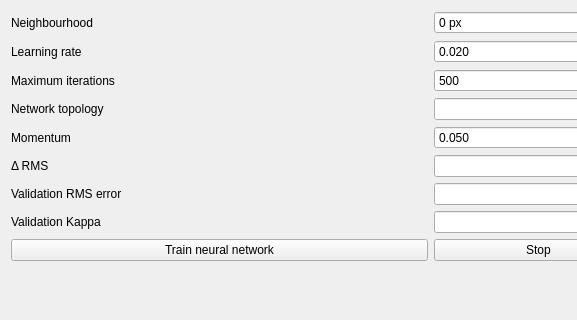
Above: ui/neuralnetworkwidgetbase.ui from nextgis/qgis_molusce before the change; both pictures show x 0 to 577 and y 0 to 320 of the 660 by 449 pixel window. Below: the same form after it.
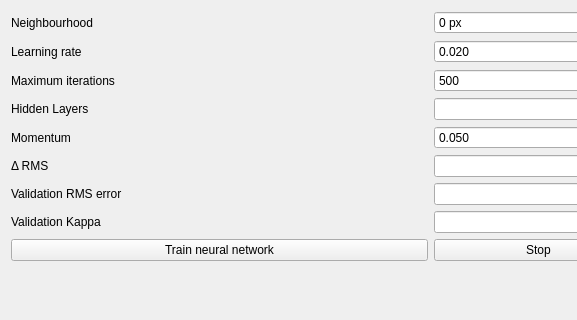
That is the form after the change.

Diff of the .ui file:
```diff
--- a/ui/neuralnetworkwidgetbase.ui
+++ b/ui/neuralnetworkwidgetbase.ui
@@ -67,7 +67,7 @@
      <item row="3" column="0">
       <widget class="QLabel" name="label_5">
        <property name="text">
-        <string>Network topology</string>
+        <string>Hidden Layers</string>
        </property>
       </widget>
      </item>
```
